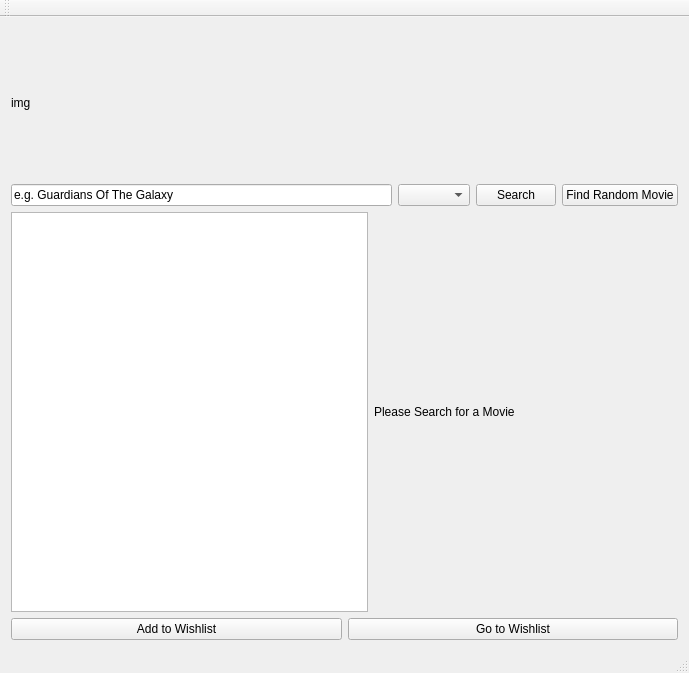
Above: mainwindow.ui from hoang1997/MovieInfoFinder before the change. Below: the same form after it.
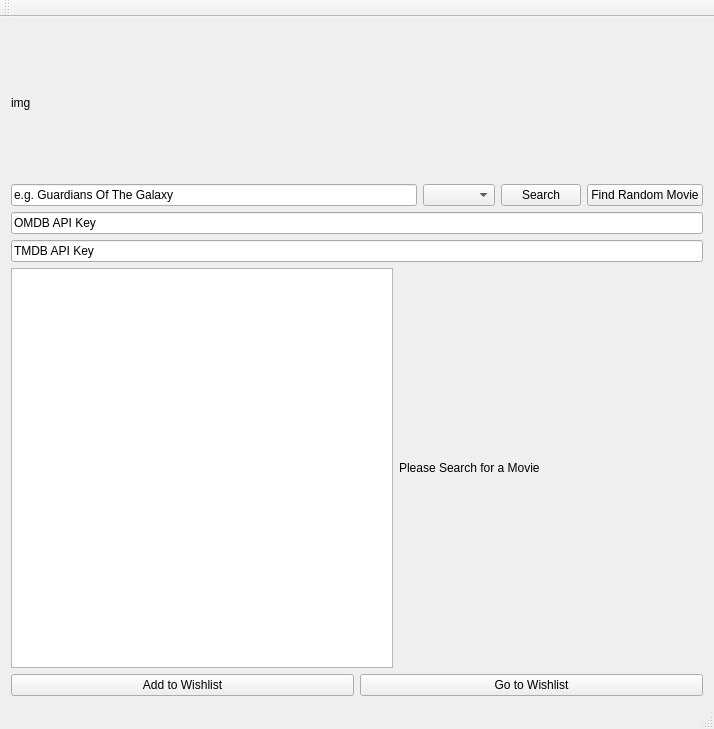
That is the form after the change.

The edit to the form file:
```diff
--- a/mainwindow.ui
+++ b/mainwindow.ui
@@ -6,8 +6,8 @@
    <rect>
     <x>0</x>
     <y>0</y>
-    <width>689</width>
-    <height>662</height>
+    <width>714</width>
+    <height>726</height>
    </rect>
   </property>
   <property name="windowTitle">
@@ -67,6 +67,20 @@
         </item>
        </layout>
       </item>
+      <item>
+       <widget class="QLineEdit" name="lineEdit_2">
+        <property name="text">
+         <string>OMDB API Key</string>
+        </property>
+       </widget>
+      </item>
+      <item>
+       <widget class="QLineEdit" name="lineEdit_3">
+        <property name="text">
+         <string>TMDB API Key</string>
+        </property>
+       </widget>
+      </item>
       <item>
        <layout class="QHBoxLayout" name="horizontalLayout_3">
         <item>
```
